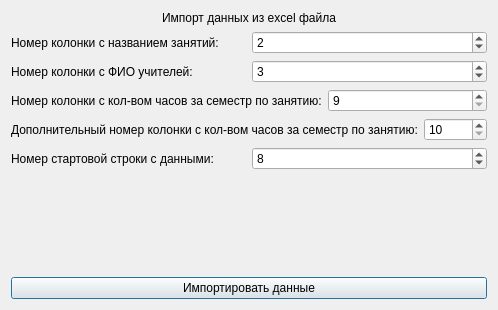
Above: import.ui from Murkyshadow/Diplom-work-timetable- before the change. Below: the same form after it.
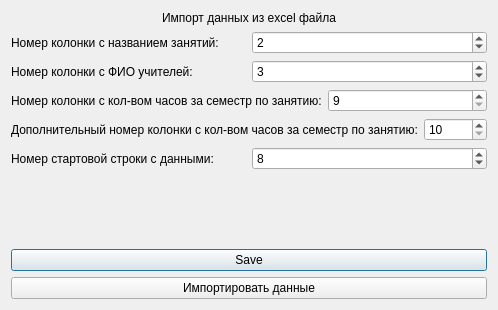
That is the form after the change.

Commit message: переделаны индексы, но спаренных нет работает за 3-10 минут (5 в среднем)

The edit to the form file:
```diff
--- a/import.ui
+++ b/import.ui
@@ -130,6 +130,13 @@
      </property>
     </spacer>
    </item>
+   <item>
+    <widget class="QPushButton" name="btn_save">
+     <property name="text">
+      <string>Save</string>
+     </property>
+    </widget>
+   </item>
    <item>
     <widget class="QPushButton" name="btn_import_data">
      <property name="text">
```
The commit also changes 2 other files.
